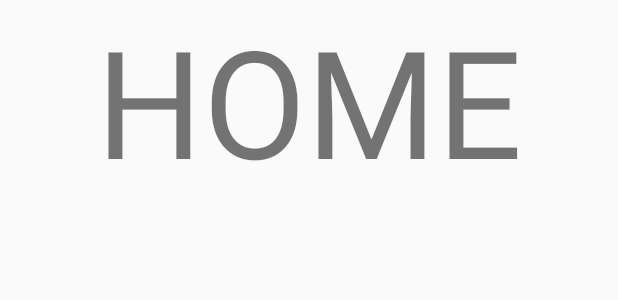
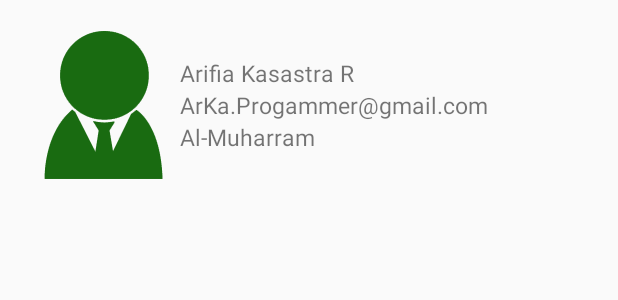
Before and after one commit to TheArKaID/Presonmu, an Android app: the layout activity_home.xml on its own in the app's theme, with its tools: preview values and no code run, on a phone screen of 412 x 824 dp. Shown: the top 300 px of the screen. Run offline under Robolectric (Android 15) with nearby library versions, the light colour scheme and no system bars.

Commit message:
Add Profile Picture, name, email and mosque of mubaligher in activity_home

```diff
--- a/app/src/main/res/layout/activity_home.xml
+++ b/app/src/main/res/layout/activity_home.xml
@@ -1,18 +1,48 @@
 <?xml version="1.0" encoding="utf-8"?>
-<RelativeLayout xmlns:android="http://schemas.android.com/apk/res/android"
+<LinearLayout xmlns:android="http://schemas.android.com/apk/res/android"
     xmlns:app="http://schemas.android.com/apk/res-auto"
     xmlns:tools="http://schemas.android.com/tools"
     android:layout_width="match_parent"
     android:layout_height="match_parent"
-    tools:context=".home">
+    tools:context=".home"
+    android:orientation="vertical">
 
-    <TextView
+
+    <LinearLayout
         android:layout_width="wrap_content"
         android:layout_height="wrap_content"
-        android:layout_alignParentTop="true"
-        android:layout_alignParentEnd="true"
-        android:layout_alignParentStart="true"
-        android:textAlignment="center"
-        android:text="HOME"
-        android:textSize="100dp"/>
-</RelativeLayout>
+        android:orientation="horizontal"
+        android:layout_marginTop="20dp"
+        android:layout_marginLeft="20dp">
+        <ImageView
+            android:id="@+id/profilePicture"
+            android:layout_width="100dp"
+            android:layout_height="100dp"
+            android:src="@drawable/icon_profile"
+            android:tint="@color/colorPrimaryDark"/>
+        <LinearLayout
+            android:layout_width="wrap_content"
+            android:layout_height="wrap_content"
+            android:orientation="vertical"
+            android:layout_gravity="center_vertical">
+            <TextView
+                android:id="@+id/namaPeserta"
+                android:layout_width="wrap_content"
+                android:layout_height="wrap_content"
+                android:text="Arifia Kasastra R"
+                android:textSize="15sp"/>
+            <TextView
+                android:id="@+id/emailPeserta"
+                android:layout_width="wrap_content"
+                android:layout_height="wrap_content"
+                android:text="ArKa.Progammer@gmail.com"
+                android:textSize="15sp"/>
+            <TextView
+                android:id="@+id/masjidPeserta"
+                android:layout_width="wrap_content"
+                android:layout_height="wrap_content"
+                android:text="Al-Muharram"
+                android:textSize="15sp"/>
+        </LinearLayout>
+    </LinearLayout>
+</LinearLayout>
```
